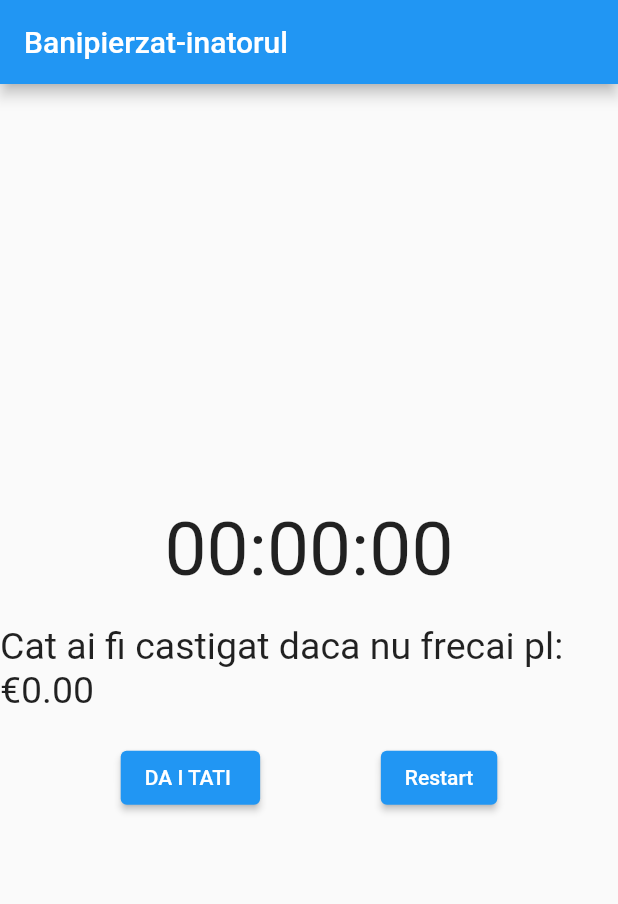
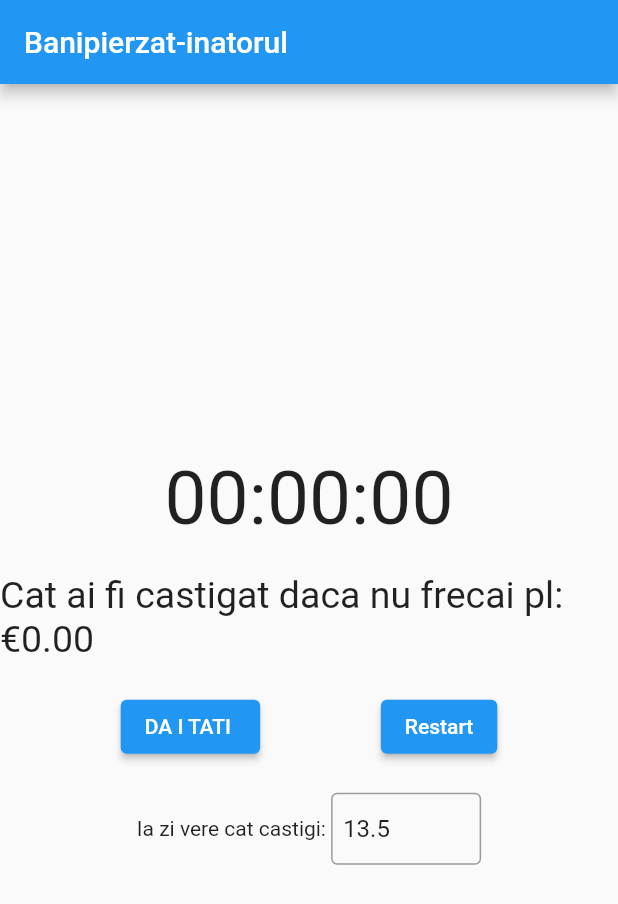
Before and after one commit to apoticon/lost_money, a Flutter app: the screen it shows after launch, after a tap on "DA I TATI", after a tap on "Stop", on a phone screen of 412 x 824 dp. Shown: the top 904 px of the screen. Run offline on Flutter 3.47's test engine with Material 2 defaults, Android fonts, the phone set to English and light mode, and no system bars.

Commit message:
butonu e acum rosu si exista un textbox

```diff
--- a/lib/main.dart
+++ b/lib/main.dart
@@ -13,7 +13,7 @@ class StopwatchAppState extends State<StopwatchApp> {
   double rate =
       13.5; // schimba aici cu cat castigi tu pe ora TODO: adauga un input field
 
-  void _startStopwatch() {
+  void startStopwatch() {
     setState(() {
       stopwatch.start();
       timer = Timer.periodic(Duration(seconds: 1), (timer) {
@@ -24,7 +24,7 @@ class StopwatchAppState extends State<StopwatchApp> {
     });
   }
 
-  void _stopStopwatch() {
+  void stopStopwatch() {
     setState(() {
       stopwatch.stop();
       timer?.cancel();
@@ -32,10 +32,17 @@ class StopwatchAppState extends State<StopwatchApp> {
     });
   }
 
-  void _resetStopwatch() {
+  void resetStopwatch() {
     setState(() {
       stopwatch.reset();
       earnings = 0.0;
+    });
+  }
+
+  void updateRate(String value) {
+    setState(() {
+      rate = double.parse(value);
+      earnings = stopwatch.elapsed.inSeconds / 3600 * rate;
     });
   }
 
@@ -71,12 +78,35 @@ class StopwatchAppState extends State<StopwatchApp> {
               children: [
                 ElevatedButton(
                   onPressed:
-                      stopwatch.isRunning ? _stopStopwatch : _startStopwatch,
+                      stopwatch.isRunning ? stopStopwatch : startStopwatch,
+                  style: stopwatch.isRunning
+                      ? ElevatedButton.styleFrom(primary: Colors.red)
+                      : ElevatedButton.styleFrom(primary: Colors.blue),
                   child: Text(stopwatch.isRunning ? "Stop" : "DA I TATI "),
                 ),
                 ElevatedButton(
-                  onPressed: _resetStopwatch,
+                  onPressed: resetStopwatch,
                   child: Text("Restart"),
+                ),
+              ],
+            ),
+            SizedBox(height: 20.0),
+            Row(
+              mainAxisAlignment: MainAxisAlignment.center,
+              children: [
+                Text("Ia zi vere cat castigi: "),
+                SizedBox(
+                  width: 100.0,
+                  child: TextFormField(
+                    initialValue: rate.toString(),
+                    keyboardType:
+                        TextInputType.numberWithOptions(decimal: true),
+                    onChanged: updateRate,
+                    decoration: InputDecoration(
+                      border: OutlineInputBorder(),
+                      contentPadding: EdgeInsets.all(8.0),
+                    ),
+                  ),
                 ),
               ],
             ),
```
